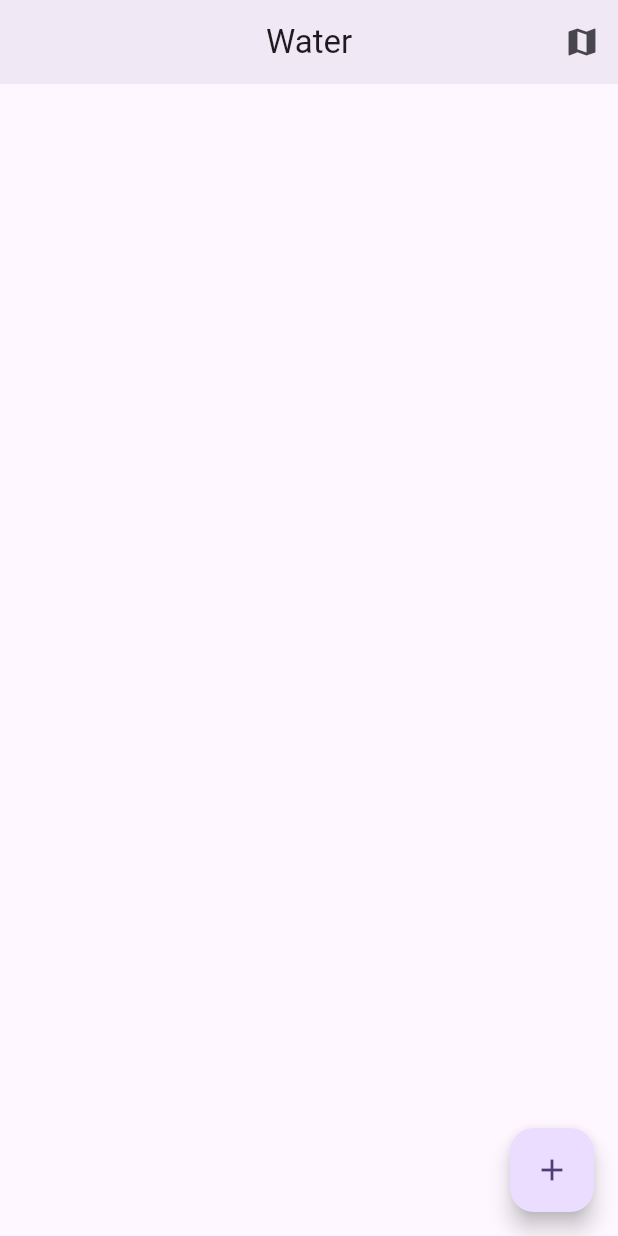
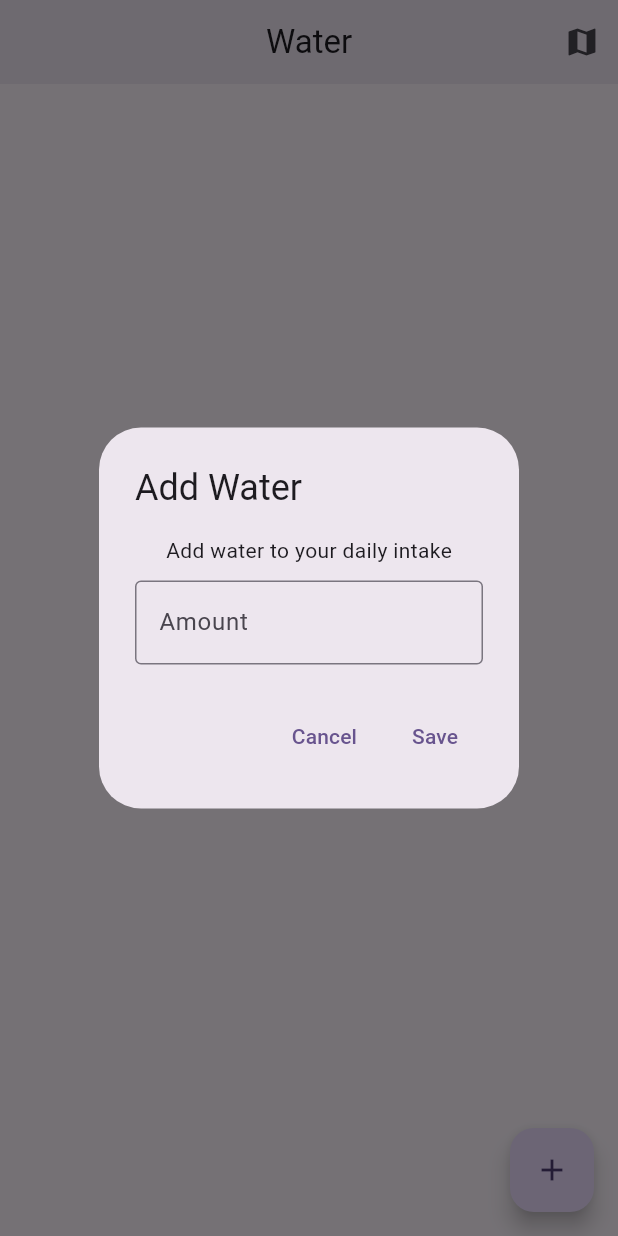
Before and after one commit to chimukaC7/flutter-course-water-intake, a Flutter app: the screen it shows after launch, after a tap on the "add" icon, on a phone screen of 412 x 824 dp. Run offline on Flutter 3.47's test engine with Material 3 defaults, Android fonts, the phone set to English and light mode, and no system bars.

Commit message:
Add AlertDialog and TextField

```diff
--- a/lib/pages/home.dart
+++ b/lib/pages/home.dart
@@ -8,18 +8,53 @@ class HomePage extends StatefulWidget {
 }
 
 class _HomePageState extends State<HomePage> {
+  final amountController = TextEditingController();
+  void addWater() {
+    showDialog(
+        context: context,
+        builder: (context) => AlertDialog(
+              title: const Text('Add Water'),
+              content: Column(
+                mainAxisAlignment: MainAxisAlignment.center,
+                mainAxisSize: MainAxisSize.min,
+                children: [
+                  const Text('Add water to your daily intake'),
+                  const SizedBox(
+                    height: 10,
+                  ),
+                  TextField(
+                    controller: amountController,
+                    keyboardType: TextInputType.number,
+                    decoration: const InputDecoration(
+                        border: OutlineInputBorder(), labelText: 'Amount'),
+                  )
+                ],
+              ),
+              actions: [
+                TextButton(
+                    onPressed: () {
+                      Navigator.pop(context);
+                    },
+                    child: Text('Cancel')),
+                TextButton(onPressed: () {
+                  //save data to db
+                }, child: Text('Save')),
+              ],
+            ));
+  }
+
   @override
   Widget build(BuildContext context) {
     return Scaffold(
       appBar: AppBar(
         elevation: 4,
         centerTitle: true,
-        actions: [IconButton(onPressed: () {}, icon: Icon(Icons.map))],
-        title: Text('Water'),
+        actions: [IconButton(onPressed: () {}, icon: const Icon(Icons.map))],
+        title: const Text('Water'),
       ),
       backgroundColor: Theme.of(context).colorScheme.background,
-      floatingActionButton:
-          FloatingActionButton(child: const Icon(Icons.add), onPressed: () {}),
+      floatingActionButton: FloatingActionButton(
+          onPressed: addWater, child: const Icon(Icons.add)),
     );
   }
 }
```
